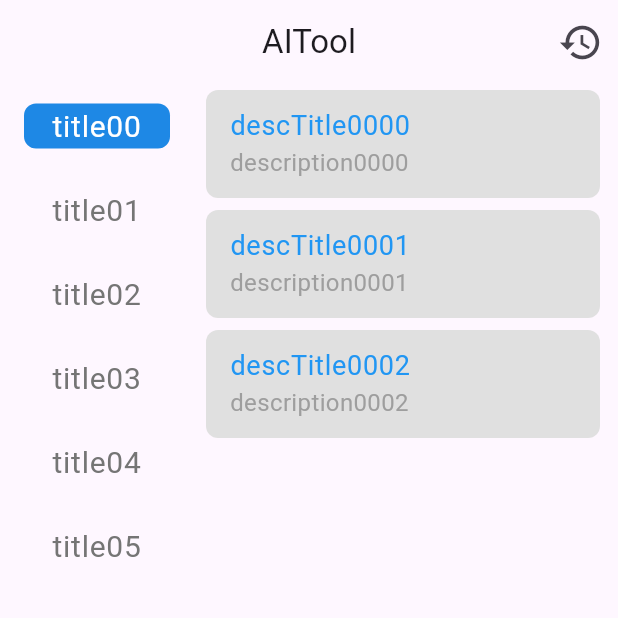
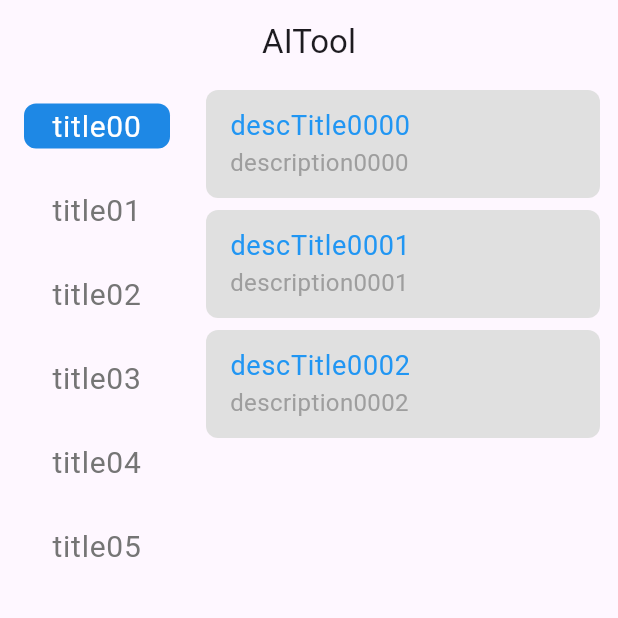
Before and after one commit to aludiba/ChatPanda, a Flutter app: the screen it shows after launch, on a phone screen of 412 x 824 dp, the top half of it. Run offline on Flutter 3.47's test engine with Material 3 defaults, Android fonts, the phone set to English and light mode, and no system bars; our stand-ins replace bubble, flutter_slidable, flutter_tts, share, shared_preferences, speech_to_text and 1 more; missing offline and left inert: flutter_hi_cache, flutter_langdetect, flutter_splash_screen; accounts and stored records are empty; generated files the repository leaves out were written again.

Commit message:
AITool:首页-AI工具去掉历史记录按钮。

```diff
--- a/chatgpt_flutter/lib/pages/AITool_page.dart
+++ b/chatgpt_flutter/lib/pages/AITool_page.dart
@@ -32,16 +32,6 @@ class _AIToolPageState extends State<AIToolPage>
   //跳转到对话详情待更新的model
   ConversationModel? pendingModel;
 
-  get _historyList => Container(
-        padding: const EdgeInsets.only(right: 10),
-        child: InkWell(
-          splashColor: Colors.transparent, // 水波纹颜色透明
-          highlightColor: Colors.transparent, // 高亮颜色透明
-          onTap: () {},
-          child: const Icon(Icons.history, size: 30),
-        ),
-      );
-
   @override
   void initState() {
     super.initState();
@@ -70,10 +60,7 @@ class _AIToolPageState extends State<AIToolPage>
   Widget build(BuildContext context) {
     return Scaffold(
       appBar: AppBar(
-        title: Text(AppLocalizations.of(context)!.aITool),
-        centerTitle: true,
-        actions: [_historyList],
-      ),
+          title: Text(AppLocalizations.of(context)!.aITool), centerTitle: true),
       body: Row(children: [
         Expanded(
           flex: 1,
```
Also changed, not shown: chat_db/pubspec.lock, chat_message/example/pubspec.lock, flutter_network/pubspec.lock, 5 other files.
